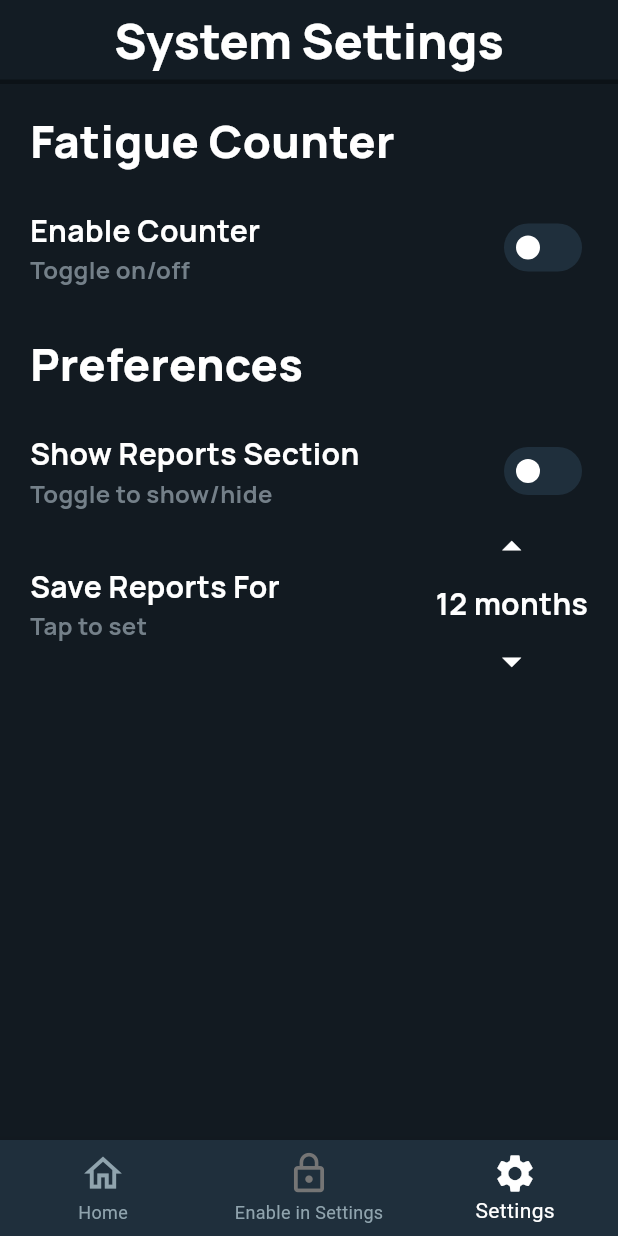
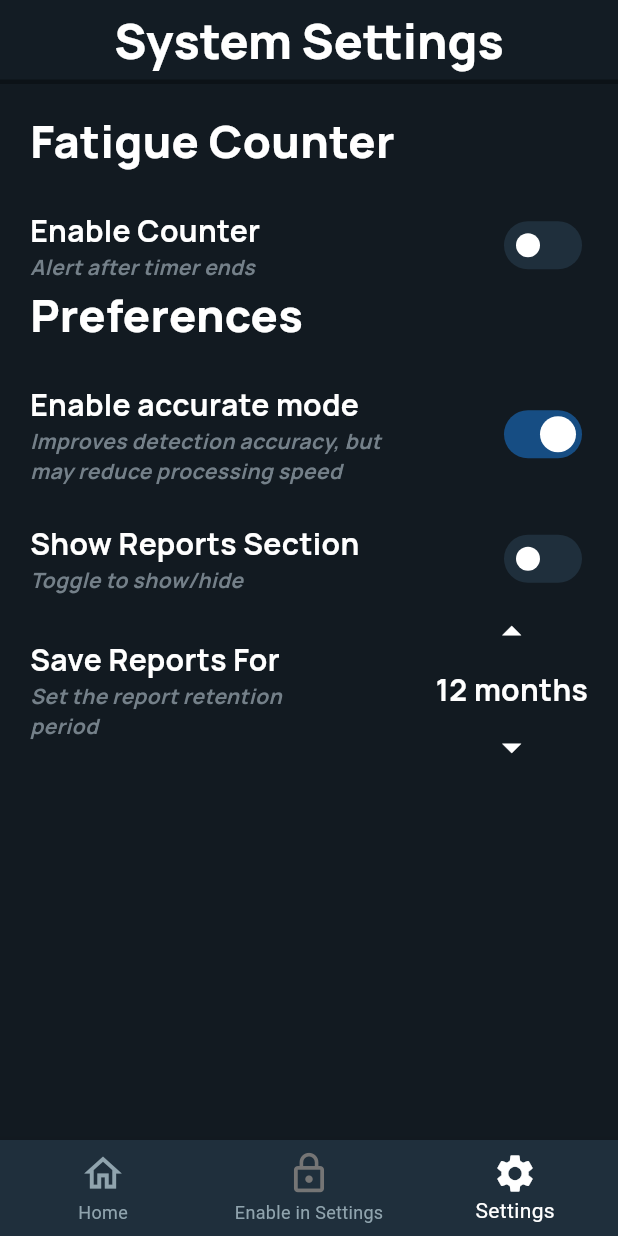
Before and after one commit to MunMihai/Fatigue-Detection-App, a Flutter app: the IdleWrapper screen opened by its route, after a tap on "Advanced Settings", on a phone screen of 412 x 824 dp. Run offline on Flutter 3.47's test engine with Material 3 defaults, Android fonts, the phone set to English and light mode, and no system bars; our stand-ins replace camera, drift, go_router, google_fonts, logger, permission_handler and 3 more; missing offline and left inert: flutter_ringtone_player, google_mlkit_commons, google_mlkit_face_detection; accounts and stored records are empty; generated files the repository leaves out were written again.

Commit message:
introduce performance mode toggle for face detection

```diff
--- a/lib/core/config/l10n/intl_en.arb
+++ b/lib/core/config/l10n/intl_en.arb
@@ -148,7 +148,7 @@
   "@enableCounter": {
     "description": "Switch label to enable timer"
   },
-  "toggleOnOff": "Toggle on/off",
+  "toggleOnOff": "Alert after timer ends",
   "@toggleOnOff": {
     "description": "Subtitle for switches"
   },
@@ -288,10 +288,12 @@
   "@fatigueDetected": {
     "description": "Warning message shown when driver fatigue is detected"
   },
-  "tapToSet": "Tap to set",
-  "@tapToSet": {
+  "setCounterTime": "Set time until alert",
+  "@setCounterTime": {
     "description": "Tap on arrows to set a value"
   },
+  "reportRetentionInfo": "Set the report retention period",
+  "@reportRetentionInfo": {},
   "viewReports": "View driving session reports",
   "@viewReports": {
     "description": "Button or section label for viewing saved driving session reports"
@@ -312,7 +314,7 @@
   "@hours": {
     "description": "Label for selecting number of hours"
   },
-  "minutes": "min",
+  "minutes": "m",
   "@minutes": {
     "description": "Label for selecting number of minutes"
   },
@@ -465,5 +467,9 @@
   "enableInSettingsTab": "Enable in Settings",
   "@enableInSettingsTab": {},
   "settingsTab": "Settings",
-  "@settingsTab": {}
+  "@settingsTab": {},
+  "enableAccurateMode": "Enable accurate mode",
+  "@enableAccurateMode": {},
+  "accuracyWarning": "Improves detection accuracy, but may reduce processing speed",
+  "@accuracyWarning": {}
 }
--- a/lib/core/config/providers_setup.dart
+++ b/lib/core/config/providers_setup.dart
@@ -42,7 +42,6 @@ class _AppProvidersWrapperState extends State<AppProvidersWrapper> {
   late final PhoneCameraDataSource _cameraDataSource;
   late final CameraProvider _cameraProvider;
 
-  late final FaceDetectionService _faceDetectionService;
   late final AlertService _alertService;
   late final AudioService _audioService;
 
@@ -55,7 +54,6 @@ class _AppProvidersWrapperState extends State<AppProvidersWrapper> {
     _cameraDataSource = PhoneCameraDataSource();
     final cameraRepo = CameraRepositoryImpl(_cameraDataSource);
     _cameraProvider = CameraProvider(cameraRepo);
-    _faceDetectionService = MLKitFaceDetectionService();
     _audioService = FlutterRingtoneAudioService();
     _alertService = AlertServiceImpl(audioService: _audioService);
   }
@@ -90,14 +88,17 @@ class _AppProvidersWrapperState extends State<AppProvidersWrapper> {
         ChangeNotifierProvider<CameraProvider>.value(
           value: _cameraProvider,
         ),
-        Provider<FaceDetectionService>.value(
-          value: _faceDetectionService,
-        ),
         Provider<AudioService>.value(
           value: _audioService,
         ),
         Provider<AlertService>.value(
           value: _alertService,
+        ),
+        ProxyProvider<SettingsProvider, FaceDetectionService>(
+          update: (_, settings, __) {
+            final mode = settings.faceDetectorMode;
+            return MLKitFaceDetectionService(mode);
+          },
         ),
         ChangeNotifierProxyProvider2<SettingsProvider, CameraProvider,
             SessionManager>(
--- a/lib/core/constants/app_text_styles.dart
+++ b/lib/core/constants/app_text_styles.dart
@@ -45,6 +45,13 @@ class AppTextStyles {
     color: Color(0xFF748089),
   );
 
+  static final TextStyle helper = GoogleFonts.manrope(
+    fontSize: 14,
+    fontWeight: FontWeight.bold,
+    color: Color(0xFF748089),
+    fontStyle: FontStyle.italic
+  );
+
   static final TextStyle timer = GoogleFonts.manrope(
     fontSize: 16,
     fontWeight: FontWeight.bold,
--- a/lib/data/services/mlkit_face_detection_service.dart
+++ b/lib/data/services/mlkit_face_detection_service.dart
@@ -38,15 +38,17 @@ class MLKitFaceDetectionService implements FaceDetectionService {
   DateTime _lastFaceDetectedTime = DateTime.now();
   DateTime? _lastProcessTime;
 
-  MLKitFaceDetectionService()
+  MLKitFaceDetectionService(FaceDetectorMode mode)
       : _faceDetector = FaceDetector(
           options: FaceDetectorOptions(
             enableContours: true,
             enableLandmarks: true,
-            performanceMode: FaceDetectorMode.fast,
+            performanceMode: mode,
             enableClassification: true,
           ),
-        );
+        ){
+          appLogger.e('Performance changed to $mode');
+        }
 
   @override
   bool get closedEyesDetected =>
--- a/lib/presentation/pages/home_view.dart
+++ b/lib/presentation/pages/home_view.dart
@@ -20,6 +20,7 @@ class HomeView extends StatelessWidget {
   @override
   Widget build(BuildContext context) {
     final sessionManager = context.watch<SessionManager>();
+    final settingsProvider = context.watch<SettingsProvider>();
     final tr = AppLocalizations.of(context)!;
 
     return Scaffold(
@@ -33,10 +34,15 @@ class HomeView extends StatelessWidget {
         padding: const EdgeInsets.symmetric(horizontal: 25),
         child: ListView(
           children: [
-            AppSpaceses.verticalLarge,
+            AppSpaceses.verticalMedium,
             Text(tr.setupYourSystem, style: AppTextStyles.h2),
             AppSpaceses.verticalMedium,
-            const SensibilitySlider(),
+            SensibilitySlider(
+              sensitivity: settingsProvider.sessionSensitivity,
+              onChanged: (newValue) {
+                settingsProvider.updateSessionSensibility(newValue);
+              },
+            ),
             AppSpaceses.verticalMedium,
             ArrowButton(
               title: tr.advancedSettings,
@@ -59,21 +65,17 @@ class HomeView extends StatelessWidget {
               },
             ),
             AppSpaceses.verticalLarge,
-            Consumer<SettingsProvider>(
-              builder: (context, settingsProvider, _) =>
-                  settingsProvider.isReportsSectionEnabled
-                      ? Column(
+            if (settingsProvider.isReportsSectionEnabled)
+              Column(
                 crossAxisAlignment: CrossAxisAlignment.start,
                 children: [
                   Text(tr.reports, style: AppTextStyles.h2),
                   AppSpaceses.verticalMedium,
                   ArrowButton(
                     title: tr.sessionsHistory,
-                                  onPressed: () {
-                                    onChangeTab?.call(1);
-                                  })
-                            ])
-                      : const SizedBox(),
+                    onPressed: () => onChangeTab?.call(1),
+                  ),
+                ],
               ),
             AppSpaceses.verticalLarge,
           ],
--- a/lib/presentation/pages/settings_view.dart
+++ b/lib/presentation/pages/settings_view.dart
@@ -8,6 +8,7 @@ import 'package:driver_monitoring/presentation/widgets/buttons/custom_switch_til
 import 'package:driver_monitoring/presentation/widgets/reports_retention_picker.dart';
 import 'package:driver_monitoring/presentation/widgets/time_picker.dart';
 import 'package:flutter/material.dart';
+import 'package:google_mlkit_face_detection/google_mlkit_face_detection.dart';
 import 'package:provider/provider.dart';
 
 class SettingsView extends StatelessWidget {
@@ -41,8 +42,20 @@ class SettingsView extends StatelessWidget {
                 minutes: settingsProvider.savedMinutes,
                 onChanged: settingsProvider.updateTime,
               ),
-            AppSpaceses.verticalLarge,
+            // AppSpaceses.verticalLarge,
             Text(tr.preferences, style: AppTextStyles.h2),
+            AppSpaceses.verticalMedium,
+            CustomSwitchTile(
+              title: tr.enableAccurateMode,
+              subtitle: tr.accuracyWarning,
+              value: settingsProvider.faceDetectorMode ==
+                  FaceDetectorMode.accurate,
+              onChanged: (value) {
+                settingsProvider.updateFaceDetectorMode(
+                  value ? FaceDetectorMode.accurate : FaceDetectorMode.fast,
+                );
+              },
+            ),
             AppSpaceses.verticalMedium,
             CustomSwitchTile(
               title: tr.showReportsSection,
--- a/lib/presentation/providers/settings_provider.dart
+++ b/lib/presentation/providers/settings_provider.dart
@@ -1,5 +1,6 @@
 import 'package:driver_monitoring/core/utils/app_logger.dart';
 import 'package:flutter/material.dart';
+import 'package:google_mlkit_face_detection/google_mlkit_face_detection.dart';
 import 'package:shared_preferences/shared_preferences.dart';
 
 class SettingsProvider extends ChangeNotifier {
@@ -12,6 +13,7 @@ class SettingsProvider extends ChangeNotifier {
   int _savedMinutes = 0;
   int _sessionSensitivity = 5;
   String _languageCode = 'en';
+  FaceDetectorMode _faceDetectorMode = FaceDetectorMode.accurate;
 
   bool get isCounterEnabled => _isCounterEnabled;
   bool get isReportsSectionEnabled => _isReportsSectionEnabled;
@@ -20,6 +22,7 @@ class SettingsProvider extends ChangeNotifier {
   int get savedMinutes => _savedMinutes;
   int get sessionSensitivity => _sessionSensitivity;
   String get languageCode => _languageCode;
+  FaceDetectorMode get faceDetectorMode => _faceDetectorMode;
 
   Future<void> loadSettings() async {
     _prefs = await SharedPreferences.getInstance();
@@ -31,6 +34,11 @@ class SettingsProvider extends ChangeNotifier {
     _savedMinutes = _prefs.getInt('alarm_time_minutes') ?? 0;
     _sessionSensitivity = _prefs.getInt('_session_sensibility') ?? 5;
     _languageCode = _prefs.getString('language_code') ?? 'en';
+    final modeString = _prefs.getString('face_detector_mode') ?? 'fast';
+    _faceDetectorMode = FaceDetectorMode.values.firstWhere(
+      (e) => e.name == modeString,
+      orElse: () => FaceDetectorMode.fast,
+    );
 
     appLogger.i('🔧 Settings loaded');
     appLogger.i('   ▸ Counter enabled: $_isCounterEnabled');
@@ -39,6 +47,16 @@ class SettingsProvider extends ChangeNotifier {
     appLogger.i('   ▸ Alarm time: $_savedHours h $_savedMinutes min');
     appLogger.i('   ▸ Sensibility: $_sessionSensitivity');
     appLogger.i('   ▸ Language code: $_languageCode');
+    appLogger.i('   ▸ Performance mode: $_faceDetectorMode');
+
+    notifyListeners();
+  }
+
+  Future<void> updateFaceDetectorMode(FaceDetectorMode mode) async {
+    _faceDetectorMode = mode;
+    await _prefs.setString('face_detector_mode', mode.name);
+
+    appLogger.i('🧠 Face detector mode updated → $_faceDetectorMode');
 
     notifyListeners();
   }
--- a/lib/presentation/widgets/buttons/custom_switch_tile.dart
+++ b/lib/presentation/widgets/buttons/custom_switch_tile.dart
@@ -5,14 +5,14 @@ import 'package:flutter/material.dart';
 class CustomSwitchTile extends StatelessWidget {
   final String title;
   final String subtitle;
-  final bool value;               // valoarea vine din afară
+  final bool value; // valoarea vine din afară
   final ValueChanged<bool> onChanged;
 
   const CustomSwitchTile({
     super.key,
     required this.title,
     required this.subtitle,
-    required this.value,          // necesar să ai valoarea curentă
+    required this.value, // necesar să ai valoarea curentă
     required this.onChanged,
   });
 
@@ -26,12 +26,16 @@ class CustomSwitchTile extends StatelessWidget {
           children: [
             Text(
               title,
-                style: AppTextStyles.h4
+              style: AppTextStyles.h4,
             ),
-              //AppSpaceses.verticalTiny,
-              Text(
+            SizedBox(
+              width: MediaQuery.of(context).size.width *
+                  0.6,
+              child: Text(
                 subtitle,
-                style: AppTextStyles.subtitle
+                style: AppTextStyles.helper,
+                softWrap: true,
+              ),
             ),
           ],
         ),
--- a/lib/presentation/widgets/reports_retention_picker.dart
+++ b/lib/presentation/widgets/reports_retention_picker.dart
@@ -31,7 +31,18 @@ class ReportsRetentionPicker extends StatelessWidget {
           crossAxisAlignment: CrossAxisAlignment.start,
           children: [
             Text(tr.saveReportsFor, style: AppTextStyles.h4),
-            Text(tr.tapToSet, style: AppTextStyles.subtitle),
+            ConstrainedBox(
+              constraints: BoxConstraints(
+                maxWidth:
+                    MediaQuery.of(context).size.width * 0.5, // sau 0.6 după caz
+              ),
+              child: Text(
+                tr.reportRetentionInfo,
+                style: AppTextStyles.helper,
+                softWrap: true,
+                overflow: TextOverflow.visible,
+              ),
+            ),
           ],
         ),
 
--- a/lib/presentation/widgets/sensibility_slider.dart
+++ b/lib/presentation/widgets/sensibility_slider.dart
@@ -1,19 +1,20 @@
+import 'package:flutter/material.dart';
 import 'package:flutter_gen/gen_l10n/app_localizations.dart';
-
 import 'package:driver_monitoring/core/constants/app_text_styles.dart';
-import 'package:flutter/material.dart';
-import 'package:provider/provider.dart';
-import 'package:driver_monitoring/presentation/providers/settings_provider.dart';
 
 class SensibilitySlider extends StatelessWidget {
-  const SensibilitySlider({super.key});
+  final int sensitivity;
+  final ValueChanged<int> onChanged;
+
+  const SensibilitySlider({
+    super.key,
+    required this.sensitivity,
+    required this.onChanged,
+  });
 
   @override
   Widget build(BuildContext context) {
     final tr = AppLocalizations.of(context)!;
-    return Consumer<SettingsProvider>(
-      builder: (context, settingsProvider, _) {
-        final sensitivity = settingsProvider.sessionSensitivity;
 
     return Column(
       crossAxisAlignment: CrossAxisAlignment.start,
@@ -26,16 +27,14 @@ class SensibilitySlider extends StatelessWidget {
           divisions: 9,
           label: '$sensitivity',
           onChanged: (double newValue) {
-                settingsProvider.updateSessionSensibility(newValue.round());
+            onChanged(newValue.round());
           },
         ),
         Text(
           '${tr.currentSensitivity}: $sensitivity',
-              style: AppTextStyles.subtitle,
+          style: AppTextStyles.helper,
         ),
       ],
     );
-      },
-    );
   }
 }
```
Also changed, not shown: lib/core/config/l10n/intl_ro.arb (+7 -4 lines), lib/core/config/l10n/intl_ru.arb (+9 -6 lines), lib/presentation/widgets/time_picker.dart (+12 -2 lines), 4 other files. Lines whose indentation alone changed are shown as unchanged.
